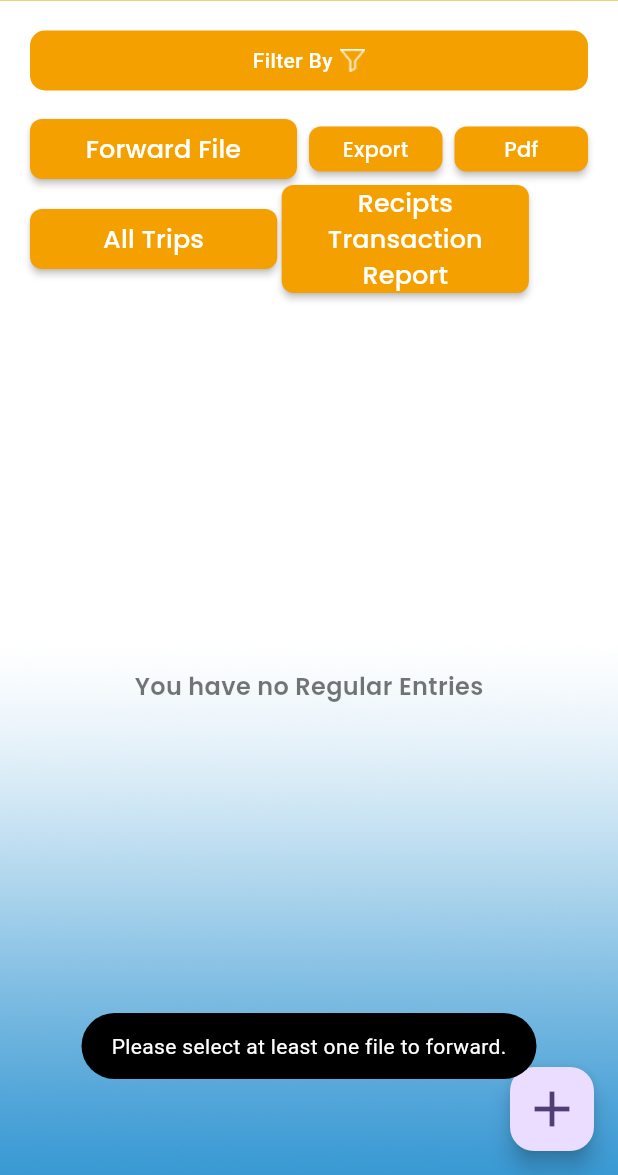
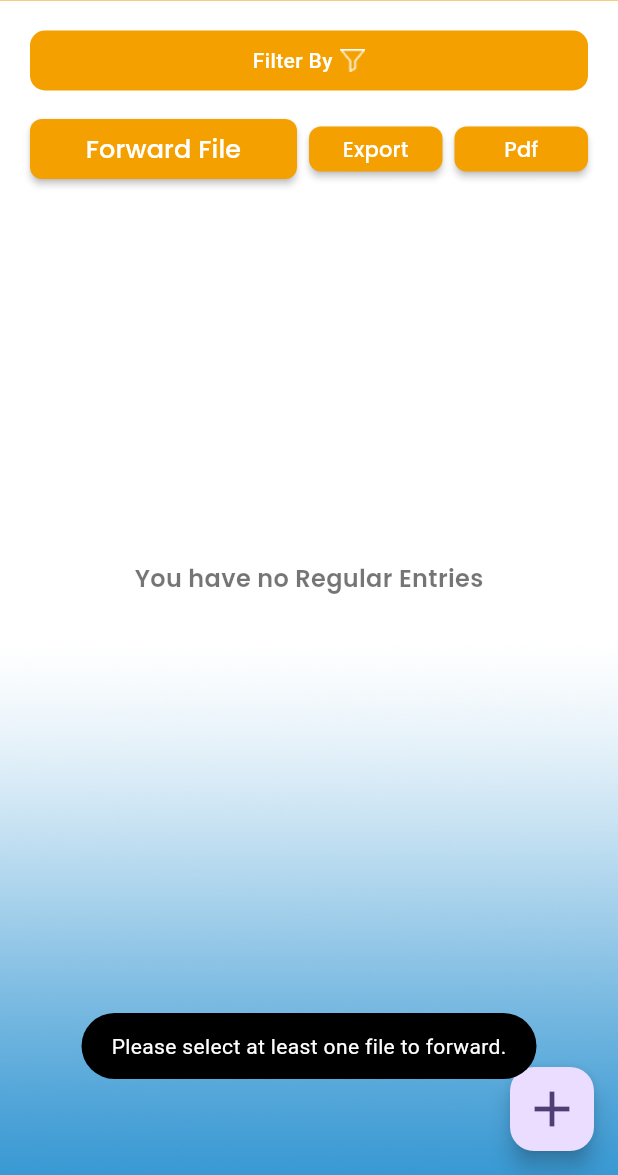
Before and after one commit to AwaisChand/Storax-Tax, a Flutter app: the AllRegularEntryScreen screen opened directly with empty values, after a tap on the "add" icon, after a tap on "Forward File", on a phone screen of 412 x 824 dp, the part 61-1236 px from its top. Run offline on Flutter 3.47's test engine with Material 3 defaults, Android fonts, the light colour scheme and no system bars; our stand-ins replace cached_network_image, camera, csv, file_picker, fl_chart, flutter_dotenv and 17 more; missing offline and left inert: crop_your_image, cunning_document_scanner, flutter_doc_scanner, flutter_inappwebview, flutter_polyline_points, flutter_stripe and 3 more; accounts and stored records are empty; network calls fail.

Commit message:
WIP stora-new-changes

```diff
--- a/lib/screens/bottom_nav_bar/bottom_nav_bar_screens/Gasoline/gasoline_screens/gasoline_list_screen/gasoline_list_screen/gasoline_list_screen.dart
+++ b/lib/screens/bottom_nav_bar/bottom_nav_bar_screens/Gasoline/gasoline_screens/gasoline_list_screen/gasoline_list_screen/gasoline_list_screen.dart
@@ -35,7 +35,6 @@ class _GasolineListScreenState extends State<GasolineListScreen> {
       context.read<GasolineViewModel>().getGasolineApi(context);
     });
   }
-
 
   final GlobalKey<ScaffoldState> _scaffoldKey = GlobalKey<ScaffoldState>();
   @override
--- a/lib/screens/bottom_nav_bar/bottom_nav_bar_screens/rental_property/rental_property_screens/entry/entry_screens/all_regular_entry_screen.dart
+++ b/lib/screens/bottom_nav_bar/bottom_nav_bar_screens/rental_property/rental_property_screens/entry/entry_screens/all_regular_entry_screen.dart
@@ -96,75 +96,6 @@ class _AllRegularEntryScreenState extends State<AllRegularEntryScreen> {
                             buildEntriesFilterBar(context, widget.planId),
                             const SizedBox(height: 15),
                             buildMultipleButtons(context, widget.planId),
-                            Row(
-                              children: [
-                                SizedBox(
-                                  width: Utils.setHeight(context) * 0.2,
-                                  child: MaterialButton(
-                                    color: AppColors.goldenOrangeColor,
-                                    height: 40,
-                                    shape: RoundedRectangleBorder(
-                                      borderRadius: BorderRadius.circular(8),
-                                    ),
-                                    child: Text(
-                                      AppLocalizations.of(
-                                        context,
-                                      )!.translate("allTripsText") ??
-                                          '',
-                                      textAlign: TextAlign.center,
-                                      style: GoogleFonts.poppins(
-                                        color: AppColors.whiteColor,
-                                        fontSize: 17,
-                                        fontWeight: FontWeight.w500,
-                                      ),
-                                    ),
-                                    onPressed: () {
-                                      Navigator.push(
-                                        context,
-                                        MaterialPageRoute(
-                                          builder: (context) => AllTripsScreen(),
-                                        ),
-                                      );
-                                    },
-                                  ),
-                                ),
-                                SizedBox(
-                                  width: 3,
-                                ),
-                                SizedBox(
-                                  width: Utils.setHeight(context) * 0.2,
-                                  child: MaterialButton(
-                                    color: AppColors.goldenOrangeColor,
-                                    height: 40,
-                                    shape: RoundedRectangleBorder(
-                                      borderRadius: BorderRadius.circular(8),
-                                    ),
-                                    child: Text(
-                                      AppLocalizations.of(
-                                        context,
-                                      )!.translate("transactionReportText") ??
-                                          '',
-                                      textAlign: TextAlign.center,
-                                      style: GoogleFonts.poppins(
-                                        color: AppColors.whiteColor,
-                                        fontSize: 17,
-                                        fontWeight: FontWeight.w500,
-                                      ),
-                                    ),
-                                    onPressed: () {
-                                      Navigator.push(
-                                        context,
-                                        MaterialPageRoute(
-                                          builder: (context) => TransactionReportScreen(),
-                                        ),
-                                      );
-                                    },
-                                  ),
-                                ),
-
-
-                              ],
-                            ),
                             const SizedBox(height: 15),
                             rentalProvider.otherLoading
                                 ? SizedBox(
--- a/lib/view_models/rental_property_view_model/rental_property_view_model.dart
+++ b/lib/view_models/rental_property_view_model/rental_property_view_model.dart
@@ -1026,6 +1026,11 @@ class RentalPropertyViewModel extends ChangeNotifier {
             year: year,
             clientPlansId: clientPlansId,
             language: language,
+            fromDate: fromDate,
+            toDate: toDate,
+            month: selectedMonth,
+            incomeTypeId: selectedIncomeType?.id,
+            expenseType: selectedExpenseType?.key,
           );
 
       final tempDir = await getTemporaryDirectory();
--- a/pubspec.yaml
+++ b/pubspec.yaml
@@ -18,7 +18,7 @@ publish_to: 'none' # Remove this line if you wish to publish to pub.dev
 # of the product and file versions while build-number is used as the build suffix.
 
 # for android
-# version: 1.0.7+24
+# version: 1.0.8+25
 
 ## for ios
 version: 1.0.12+1
```
Also changed, not shown: lib/repository/rental_property_repository/rental_property_repository.dart (+20 -5 lines), lib/screens/bottom_nav_bar/bottom_nav_bar_screens/Gasoline/gasoline_screens/gasoline_list_screen/widget/gasoline_screen_widgets.dart (+41 -27 lines), lib/screens/bottom_nav_bar/bottom_nav_bar_screens/Gasoline/gasoline_screens/gasoline_list_screen/widget/multiple_row_button.dart (+12 -18 lines).
